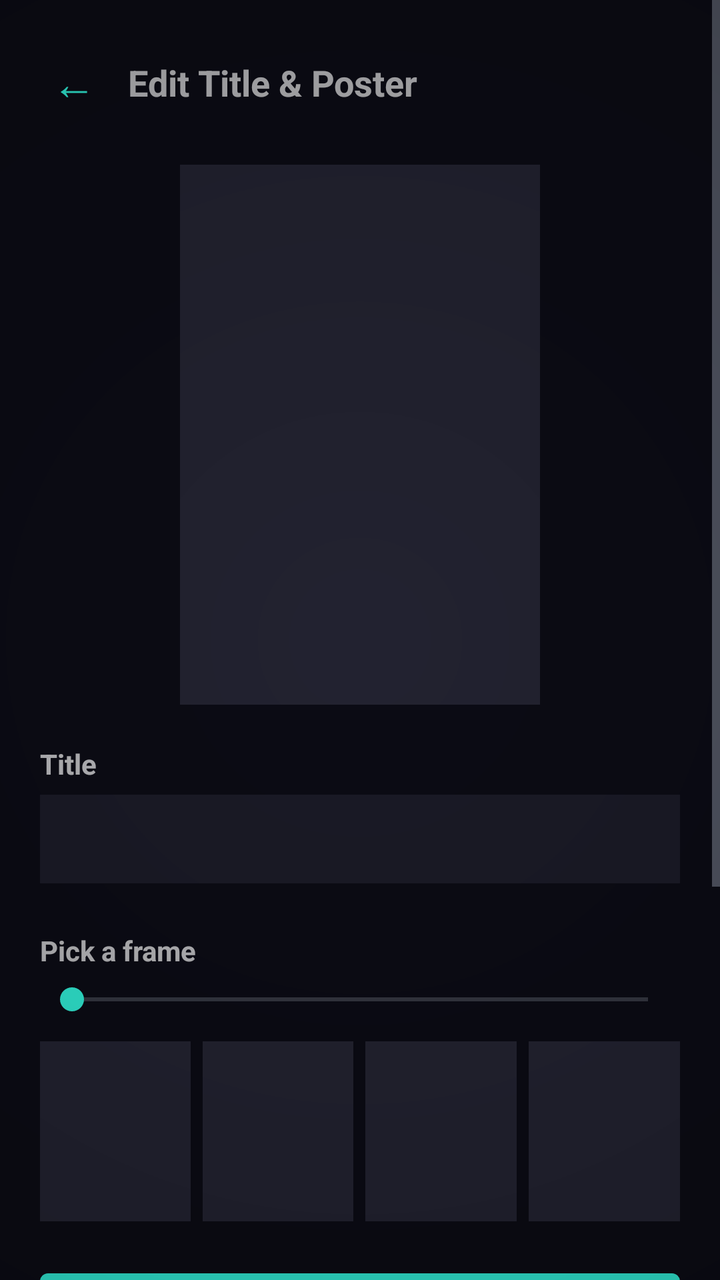
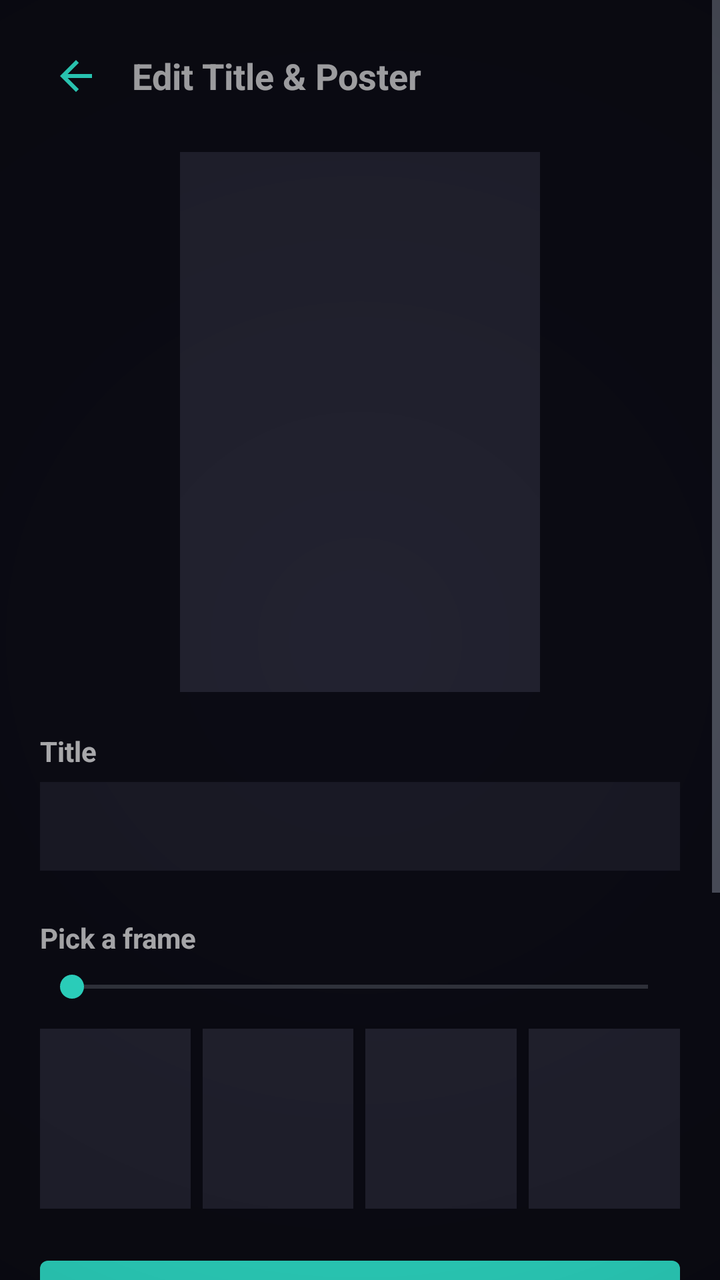

Before-and-after screenshots of an Android layout around one commit, followed by the original layout XML and the change that was made.
<!-- AndroidManifest.xml: application theme Theme.RetroTube -->
<!-- res/layout/activity_video_metadata.xml -->
<?xml version="1.0" encoding="utf-8"?>
<FrameLayout xmlns:android="http://schemas.android.com/apk/res/android"
    xmlns:app="http://schemas.android.com/apk/res-auto"
    android:layout_width="match_parent"
    android:layout_height="match_parent"
    android:background="@color/retro_background">

    <ScrollView
        android:layout_width="match_parent"
        android:layout_height="match_parent">

        <LinearLayout
            android:layout_width="match_parent"
            android:layout_height="wrap_content"
            android:orientation="vertical"
            android:padding="20dp">

            <LinearLayout
                android:layout_width="match_parent"
                android:layout_height="wrap_content"
                android:orientation="horizontal"
                android:gravity="center_vertical"
                android:layout_marginBottom="20dp">

                <TextView
                    android:id="@+id/backButton"
                    android:layout_width="wrap_content"
                    android:layout_height="wrap_content"
                    android:text="←"
                    android:textSize="22sp"
                    android:textColor="@color/retro_teal"
                    android:padding="6dp"
                    android:background="?attr/selectableItemBackgroundBorderless" />

                <TextView
                    android:layout_width="wrap_content"
                    android:layout_height="wrap_content"
                    android:layout_marginStart="10dp"
                    android:text="@string/video_metadata_title"
                    android:textSize="18sp"
                    android:textStyle="bold" />

            </LinearLayout>

            <androidx.constraintlayout.widget.ConstraintLayout
                android:layout_width="180dp"
                android:layout_height="wrap_content"
                android:layout_gravity="center_horizontal"
                android:layout_marginBottom="20dp">

                <ImageView
                    android:id="@+id/posterPreview"
                    android:layout_width="0dp"
                    android:layout_height="0dp"
                    android:scaleType="centerCrop"
                    android:background="@color/thumbnail_placeholder"
                    app:layout_constraintDimensionRatio="2:3"
                    app:layout_constraintTop_toTopOf="parent"
                    app:layout_constraintStart_toStartOf="parent"
                    app:layout_constraintEnd_toEndOf="parent" />

            </androidx.constraintlayout.widget.ConstraintLayout>

            <TextView
                android:layout_width="wrap_content"
                android:layout_height="wrap_content"
                android:text="@string/title_input_label"
                android:textStyle="bold"
                android:layout_marginBottom="6dp" />

            <EditText
                android:id="@+id/titleInput"
                android:layout_width="match_parent"
                android:layout_height="wrap_content"
                android:inputType="text"
                android:maxLines="1"
                android:background="@color/retro_surface"
                android:paddingHorizontal="12dp"
                android:paddingVertical="10dp"
                android:layout_marginBottom="24dp" />

            <LinearLayout
                android:id="@+id/frameScrubSection"
                android:layout_width="match_parent"
                android:layout_height="wrap_content"
                android:orientation="vertical">

                <TextView
                    android:layout_width="wrap_content"
                    android:layout_height="wrap_content"
                    android:text="@string/pick_frame_label"
                    android:textStyle="bold"
                    android:layout_marginBottom="6dp" />

                <SeekBar
                    android:id="@+id/frameSeekBar"
                    android:layout_width="match_parent"
                    android:layout_height="wrap_content"
                    android:max="1000"
                    android:progressTint="@color/retro_teal"
                    android:thumbTint="@color/retro_teal" />

                <LinearLayout
                    android:layout_width="match_parent"
                    android:layout_height="wrap_content"
                    android:orientation="horizontal"
                    android:layout_marginTop="12dp"
                    android:layout_marginBottom="20dp">

                    <ImageView
                        android:id="@+id/candidate1"
                        android:layout_width="0dp"
                        android:layout_height="90dp"
                        android:layout_weight="1"
                        android:layout_marginEnd="6dp"
                        android:scaleType="centerCrop"
                        android:background="@color/thumbnail_placeholder" />

                    <ImageView
                        android:id="@+id/candidate2"
                        android:layout_width="0dp"
                        android:layout_height="90dp"
                        android:layout_weight="1"
                        android:layout_marginEnd="6dp"
                        android:scaleType="centerCrop"
                        android:background="@color/thumbnail_placeholder" />

                    <ImageView
                        android:id="@+id/candidate3"
                        android:layout_width="0dp"
                        android:layout_height="90dp"
                        android:layout_weight="1"
                        android:layout_marginEnd="6dp"
                        android:scaleType="centerCrop"
                        android:background="@color/thumbnail_placeholder" />

                    <ImageView
                        android:id="@+id/candidate4"
                        android:layout_width="0dp"
                        android:layout_height="90dp"
                        android:layout_weight="1"
                        android:scaleType="centerCrop"
                        android:background="@color/thumbnail_placeholder" />

                </LinearLayout>

            </LinearLayout>

            <Button
                android:id="@+id/choosePhotoButton"
                android:layout_width="match_parent"
                android:layout_height="wrap_content"
                android:layout_marginBottom="24dp"
                android:text="@string/choose_photo" />

            <TextView
                android:layout_width="wrap_content"
                android:layout_height="wrap_content"
                android:text="@string/tags_input_label"
                android:textStyle="bold"
                android:layout_marginBottom="6dp" />

            <EditText
                android:id="@+id/tagsInput"
                android:layout_width="match_parent"
                android:layout_height="wrap_content"
                android:inputType="text"
                android:maxLines="1"
                android:background="@color/retro_surface"
                android:paddingHorizontal="12dp"
                android:paddingVertical="10dp"
                android:layout_marginBottom="28dp" />

            <Button
                android:id="@+id/saveButton"
                android:layout_width="match_parent"
                android:layout_height="wrap_content"
                android:text="@string/save_metadata" />

            <Button
                android:id="@+id/resetButton"
                android:layout_width="match_parent"
                android:layout_height="wrap_content"
                android:layout_marginTop="8dp"
                android:text="@string/reset_to_auto" />

        </LinearLayout>

    </ScrollView>

    <View
        android:layout_width="match_parent"
        android:layout_height="match_parent"
        android:background="@drawable/chrome_vignette"
        android:clickable="false"
        android:focusable="false"
        android:importantForAccessibility="no" />

</FrameLayout>
<!-- resources referenced by this layout -->
<resources>
  <color name="retro_background">#0B0B14</color>
  <color name="retro_surface">#1A1A26</color>
  <color name="retro_teal">#2FE6D0</color>
  <color name="thumbnail_placeholder">#222230</color>
  <!-- drawable chrome_vignette (drawable) -->
  <?xml version="1.0" encoding="utf-8"?>
  <shape xmlns:android="http://schemas.android.com/apk/res/android">
      <gradient
          android:type="radial"
          android:gradientRadius="480dp"
          android:centerX="0.5"
          android:centerY="0.5"
          android:startColor="#00000000"
          android:endColor="#3D000000" />
  </shape>
  <string name="choose_photo">Choose Photo…</string>
  <string name="pick_frame_label">Pick a frame</string>
  <string name="reset_to_auto">Reset to Auto</string>
  <string name="save_metadata">Save</string>
  <string name="tags_input_label">Tags (comma separated)</string>
  <string name="title_input_label">Title</string>
  <string name="video_metadata_title">Edit Title &amp; Poster</string>
  <style name="Theme.RetroTube" parent="Theme.MaterialComponents.NoActionBar">
          <item name="colorPrimary">@color/retro_teal</item>
          <item name="colorPrimaryDark">@color/retro_background</item>
          <item name="colorOnPrimary">@color/retro_teal_on</item>
          <item name="colorSecondary">@color/retro_magenta</item>
          <item name="colorOnSecondary">@color/retro_magenta_on</item>
          <item name="colorSurface">@color/retro_surface</item>
          <item name="colorOnSurface">@color/retro_text_primary</item>
          <item name="colorOnBackground">@color/retro_text_primary</item>
          <item name="android:windowBackground">@color/retro_background</item>
          <item name="android:textColorPrimary">@color/retro_text_primary</item>
          <item name="android:textColorSecondary">@color/retro_text_muted</item>
          <item name="radioButtonStyle">@style/Widget.RetroTube.RadioButton</item>
          <item name="switchStyle">@style/Widget.RetroTube.Switch</item>
      </style>
  <color name="retro_teal_on">#05201C</color>
  <color name="retro_magenta">#FF2E88</color>
  <color name="retro_magenta_on">#2B0716</color>
  <color name="retro_text_primary">#F2F2F5</color>
  <color name="retro_text_muted">#9098A6</color>
  <style name="Widget.RetroTube.RadioButton" parent="Widget.MaterialComponents.CompoundButton.RadioButton">
          <item name="android:minHeight">56dp</item>
          <item name="android:paddingVertical">10dp</item>
          <item name="android:paddingStart">4dp</item>
          <item name="android:gravity">center_vertical</item>
      </style>
  <style name="Widget.RetroTube.Switch" parent="Widget.MaterialComponents.CompoundButton.Switch">
          <item name="android:minHeight">56dp</item>
          <item name="android:paddingVertical">10dp</item>
          <item name="android:paddingStart">4dp</item>
          <item name="android:gravity">center_vertical</item>
      </style>
</resources>

<!-- the commit's change to res/layout/activity_video_metadata.xml (unified diff, before → after) -->
@@ -22,15 +22,15 @@
                 android:gravity="center_vertical"
                 android:layout_marginBottom="20dp">
 
-                <TextView
+                <ImageView
                     android:id="@+id/backButton"
                     android:layout_width="wrap_content"
                     android:layout_height="wrap_content"
-                    android:text="←"
-                    android:textSize="22sp"
-                    android:textColor="@color/retro_teal"
                     android:padding="6dp"
-                    android:background="?attr/selectableItemBackgroundBorderless" />
+                    android:background="?attr/selectableItemBackgroundBorderless"
+        android:src="@drawable/ic_arrow_back"
+        android:scaleType="centerInside"
+        app:tint="@color/retro_teal" />
 
                 <TextView
                     android:layout_width="wrap_content"
<!-- resource entries referenced after the edit -->
@@ -15,6 +15,18 @@
           android:startColor="#00000000"
           android:endColor="#3D000000" />
   </shape>
+  <!-- drawable ic_arrow_back (drawable) -->
+  <?xml version="1.0" encoding="utf-8"?>
+  <vector xmlns:android="http://schemas.android.com/apk/res/android"
+      android:width="24dp"
+      android:height="24dp"
+      android:viewportWidth="24"
+      android:viewportHeight="24"
+      android:tint="?attr/colorControlNormal">
+      <path
+          android:fillColor="#FF000000"
+          android:pathData="M20 11H7.83l5.59-5.59L12 4l-8 8 8 8 1.41-1.41L7.83 13H20v-2z" />
+  </vector>
   <string name="choose_photo">Choose Photo…</string>
   <string name="pick_frame_label">Pick a frame</string>
   <string name="reset_to_auto">Reset to Auto</string>
